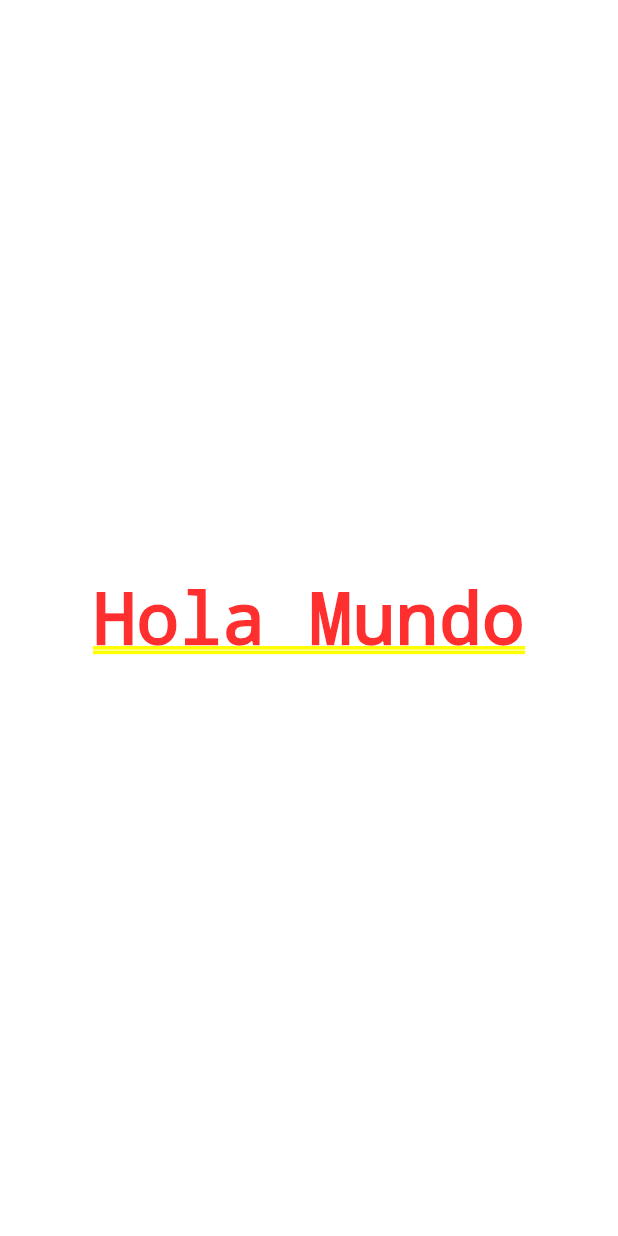
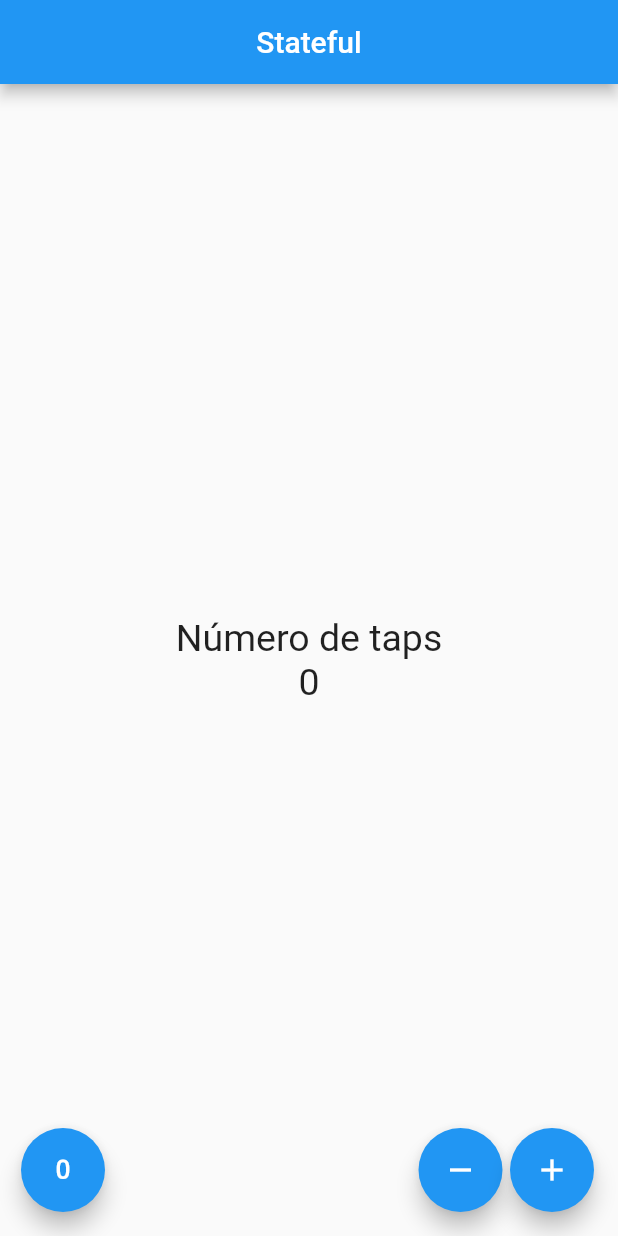
Before and after one commit to MarioAGtzC/Flutter, a Flutter app: the screen it shows after launch, on a phone screen of 412 x 824 dp. Run offline on Flutter 3.47's test engine with Material 2 defaults, Android fonts, the phone set to English and light mode, and no system bars.

Commit message:
Finalizar contador, Start componentes

```diff
--- /dev/null
+++ b/componentes/lib/main.dart
@@ -0,0 +1,16 @@
+import 'package:flutter/material.dart';
+
+import 'package:componentes/src/pages/home_temp.dart';
+
+void main() => runApp(MyApp());
+
+class MyApp extends StatelessWidget {
+  @override
+  Widget build(BuildContext context) {
+    return MaterialApp(
+      title: 'Componentes App',
+      debugShowCheckedModeBanner: false,
+      home: HomePageTemp(),
+    );
+  }
+}
--- a/contador/lib/main.dart
+++ b/contador/lib/main.dart
@@ -1,7 +1,8 @@
 import 'package:flutter/material.dart';
 
 // Nosotros escribimos
-import 'src/app.dart';
+// import 'src/app.dart';
+import 'package:contador/src/app.dart';
 
 void main() {
 
--- a/contador/lib/src/app.dart
+++ b/contador/lib/src/app.dart
@@ -1,4 +1,7 @@
 import 'package:flutter/material.dart';
+
+import 'package:contador/src/pages/contador_page.dart';
+// import 'package:contador/src/pages/home_page.dart';
 
 
 class MyApp extends StatelessWidget {
@@ -7,8 +10,10 @@ class MyApp extends StatelessWidget {
   Widget build(context) {
 
     return MaterialApp(
+      debugShowCheckedModeBanner: false,
       home: Center(
-        child: Text('Hola Mundo'),
+        // child: HomePage(),
+        child: ContadorPage(),
       )
     );
 
--- /dev/null
+++ b/contador/lib/src/pages/contador_page.dart
@@ -0,0 +1,67 @@
+import 'package:flutter/material.dart';
+
+
+class ContadorPage extends StatefulWidget {
+
+  @override
+  createState() => _ContadorPageState();
+
+}
+
+class _ContadorPageState extends State<ContadorPage> {
+
+  final _estiloTexto = new TextStyle(fontSize: 25);
+
+  int _conteo = 0;
+
+  @override
+  Widget build(BuildContext context) {
+    return Scaffold(
+      appBar: AppBar(
+        title: Text('Stateful'),
+        centerTitle: true,
+      ),
+      body: Center(
+        child: Column(
+          mainAxisAlignment: MainAxisAlignment.center,
+          children: <Widget>[
+            Text('Número de taps', style: _estiloTexto),
+            Text('$_conteo', style: _estiloTexto),
+          ],
+        ),
+      ),
+      floatingActionButton: _crearBotones()
+    );
+  }
+
+
+  Widget _crearBotones() {
+
+    return Row(
+      mainAxisAlignment: MainAxisAlignment.end,
+      children: <Widget>[
+        SizedBox(width: 30.0,),
+        FloatingActionButton(child: Icon(Icons.exposure_zero), onPressed: _reset),
+        Expanded(child: SizedBox()),
+        FloatingActionButton(child: Icon(Icons.remove), onPressed: _sustraer),
+        SizedBox(width: 5.0,),
+        FloatingActionButton(child: Icon(Icons.add), onPressed: _agregar),
+      ],
+    );
+
+  }
+
+  void _agregar() {
+    setState(() => _conteo++);
+  }
+
+  void _sustraer() {
+    setState(() => _conteo--);
+  }
+
+  void _reset() {
+    setState(() => _conteo = 0);
+  }
+
+
+}
```
Also changed, not shown: componentes/lib/src/pages/home_temp.dart (added, +47 -0 lines), componentes/pubspec.yaml (added, +76 -0 lines), contador/lib/src/pages/home_page.dart (added, +39 -0 lines), componentes/pubspec.lock (added), 58 other files.
